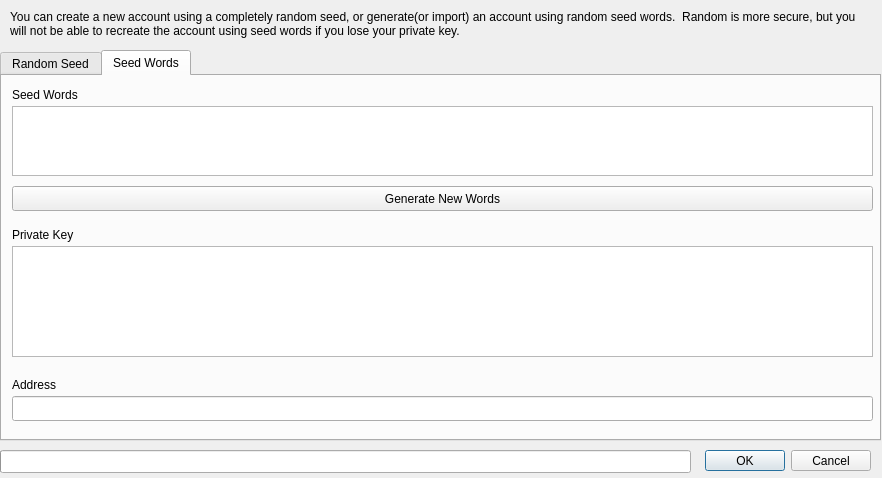
First picture: the form in icenine/ui/newaccountdialog.ui, repository mikeshultz/icenine, before the edit.
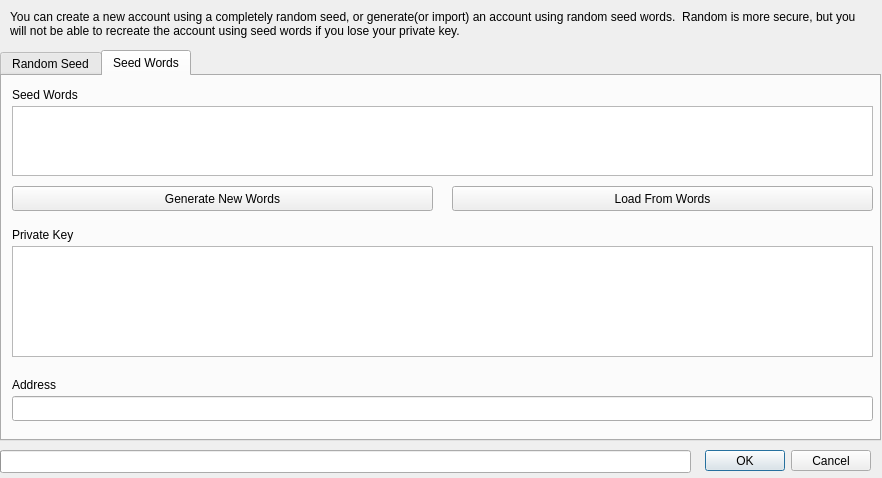
Second picture: the form after the edit. The open tabs and pages were chosen to show the change. Icons and pictures are not drawn.

Commit message: Loads accounts from words now

What changed in the file:
```diff
--- a/icenine/ui/newaccountdialog.ui
+++ b/icenine/ui/newaccountdialog.ui
@@ -142,7 +142,7 @@
       <rect>
        <x>10</x>
        <y>110</y>
-       <width>861</width>
+       <width>421</width>
        <height>25</height>
       </rect>
      </property>
@@ -196,6 +196,19 @@
       </rect>
      </property>
     </widget>
+    <widget class="QPushButton" name="loadWordsButton">
+     <property name="geometry">
+      <rect>
+       <x>450</x>
+       <y>110</y>
+       <width>421</width>
+       <height>25</height>
+      </rect>
+     </property>
+     <property name="text">
+      <string>Load From Words</string>
+     </property>
+    </widget>
    </widget>
   </widget>
   <widget class="QLabel" name="label">
```
Left out of the diff: 2 changed lines with no effect on the pictures. The commit also changes 2 other files.
